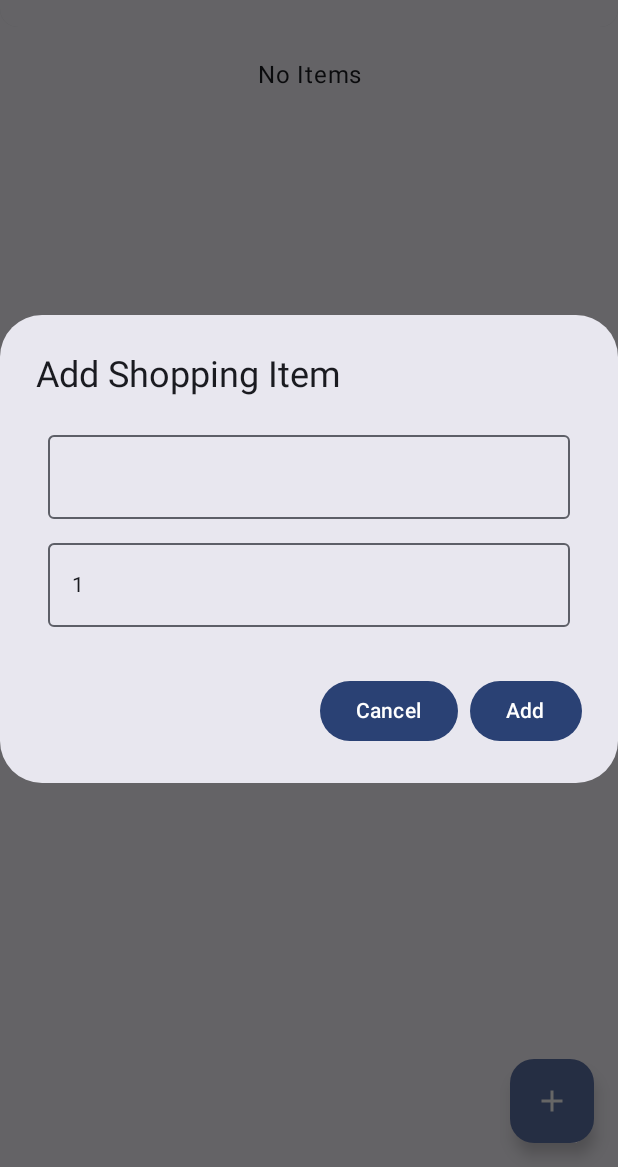
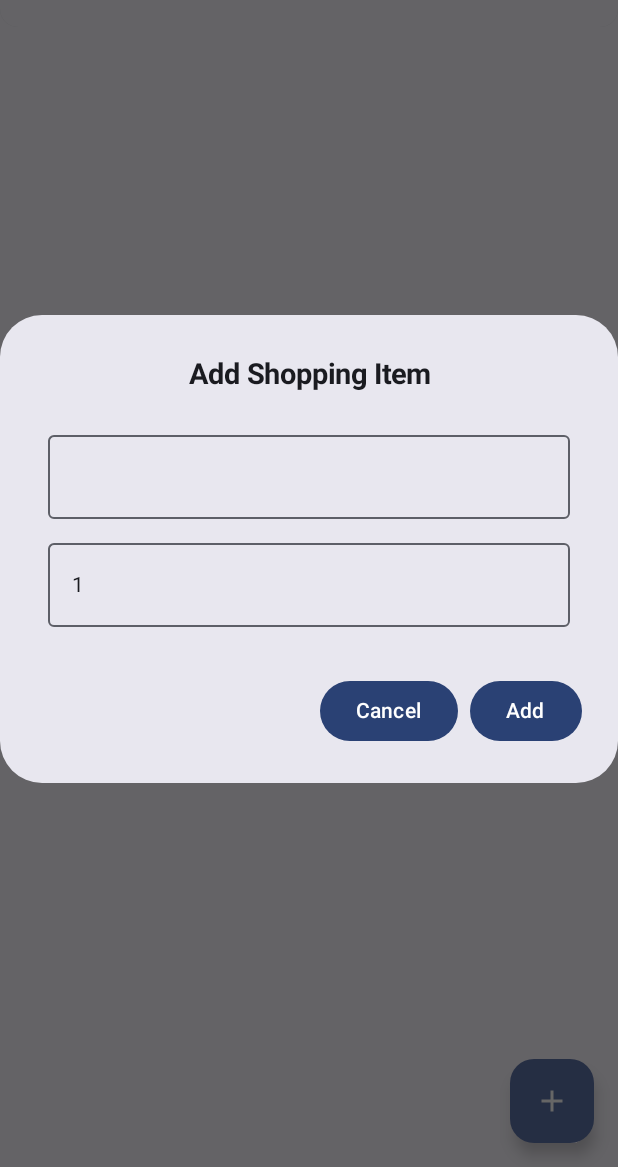
Before and after one commit to ajinkya-jape/ShoppingList, an Android app built with Jetpack Compose: the screen it shows after launch (MainActivity), after a tap on "Add", on a phone screen of 412 x 824 dp, the part 69-1236 px from its top. Run offline under Robolectric (Android 15) with nearby library versions, the phone set to English and light mode, and no system bars.

Commit message:
update code

```diff
--- a/app/src/main/java/dev/ajinkyajape/shoppinglist/ui/screens/shopping/ShoppingList.kt
+++ b/app/src/main/java/dev/ajinkyajape/shoppinglist/ui/screens/shopping/ShoppingList.kt
@@ -1,11 +1,13 @@
 package dev.ajinkyajape.shoppinglist.ui.screens.shopping
 
+import androidx.compose.foundation.Image
 import androidx.compose.foundation.layout.Arrangement
 import androidx.compose.foundation.layout.Box
 import androidx.compose.foundation.layout.Column
 import androidx.compose.foundation.layout.fillMaxSize
 import androidx.compose.foundation.layout.fillMaxWidth
 import androidx.compose.foundation.layout.padding
+import androidx.compose.foundation.layout.size
 import androidx.compose.foundation.layout.wrapContentSize
 import androidx.compose.foundation.lazy.LazyColumn
 import androidx.compose.foundation.lazy.items
@@ -27,7 +29,9 @@ import androidx.compose.runtime.getValue
 import androidx.compose.runtime.mutableStateOf
 import androidx.compose.runtime.remember
 import androidx.compose.runtime.setValue
+import androidx.compose.ui.Alignment
 import androidx.compose.ui.Modifier
+import androidx.compose.ui.res.painterResource
 import androidx.compose.ui.text.font.FontWeight
 import androidx.compose.ui.text.input.KeyboardType
 import androidx.compose.ui.text.style.TextAlign
@@ -35,6 +39,7 @@ import androidx.compose.ui.tooling.preview.Preview
 import androidx.compose.ui.unit.dp
 import androidx.compose.ui.unit.sp
 import androidx.core.text.isDigitsOnly
+import dev.ajinkyajape.shoppinglist.R
 
 /**
  * Created By Ajinkya Jape on 26/12/2024
@@ -57,10 +62,10 @@ fun ShoppingList() {
             Icon(Icons.Filled.Add, contentDescription = "Add")
         }
     }) { paddingValues ->
+
         Column(
             modifier = Modifier.fillMaxWidth(), verticalArrangement = Arrangement.Center
         ) {
-
 
             Card(
                 modifier = Modifier
@@ -82,13 +87,27 @@ fun ShoppingList() {
             Box(modifier = Modifier.padding(paddingValues)) {
 
                 if (shoppingItemsList.isEmpty()) {
+                    Column(
+                        modifier = Modifier.fillMaxSize(),
+                        verticalArrangement = Arrangement.Center,
+                        horizontalAlignment = Alignment.CenterHorizontally
+                    ) {
+
+                        Image(
+                            modifier = Modifier.size(50.dp, 50.dp),
+                            painter = painterResource(R.drawable.empty_cart),
+                            contentDescription = "Cart"
+                        )
+
                         Text(
                             modifier = Modifier
                                 .padding(20.dp)
                                 .fillMaxWidth(),
                             textAlign = TextAlign.Center,
-                        text = "No Items"
+                            text = "No Items",
+                            fontWeight = FontWeight.W700
                         )
+                    }
                 } else {
                     LazyColumn(
                         modifier = Modifier
@@ -134,7 +153,15 @@ fun ShoppingList() {
         itemQty = "1"
         AlertDialog(
             onDismissRequest = { isShowDialog = false },
-            title = { Text("Add Shopping Item") },
+            title = {
+                Text(
+                    modifier = Modifier.fillMaxWidth(),
+                    text = "Add Shopping Item",
+                    fontSize = 19.sp,
+                    textAlign = TextAlign.Center,
+                    fontWeight = FontWeight.Bold
+                )
+            },
             text = {
                 Column {
                     OutlinedTextField(
--- a/app/src/main/java/dev/ajinkyajape/shoppinglist/viewmodel/ProductViewModel.kt
+++ b/app/src/main/java/dev/ajinkyajape/shoppinglist/viewmodel/ProductViewModel.kt
@@ -4,7 +4,6 @@ import android.content.Context
 import androidx.lifecycle.ViewModel
 import androidx.lifecycle.viewModelScope
 import dev.ajinkyajape.shoppinglist.room.ProductAction
-import dev.ajinkyajape.shoppinglist.room.ProductDao
 import dev.ajinkyajape.shoppinglist.room.ProductDatabase
 import dev.ajinkyajape.shoppinglist.room.ProductModel
 import kotlinx.coroutines.flow.MutableStateFlow
```
Also changed, not shown: app/src/main/res/drawable/empty_cart.png (added). Lines whose indentation alone changed are shown as unchanged.
